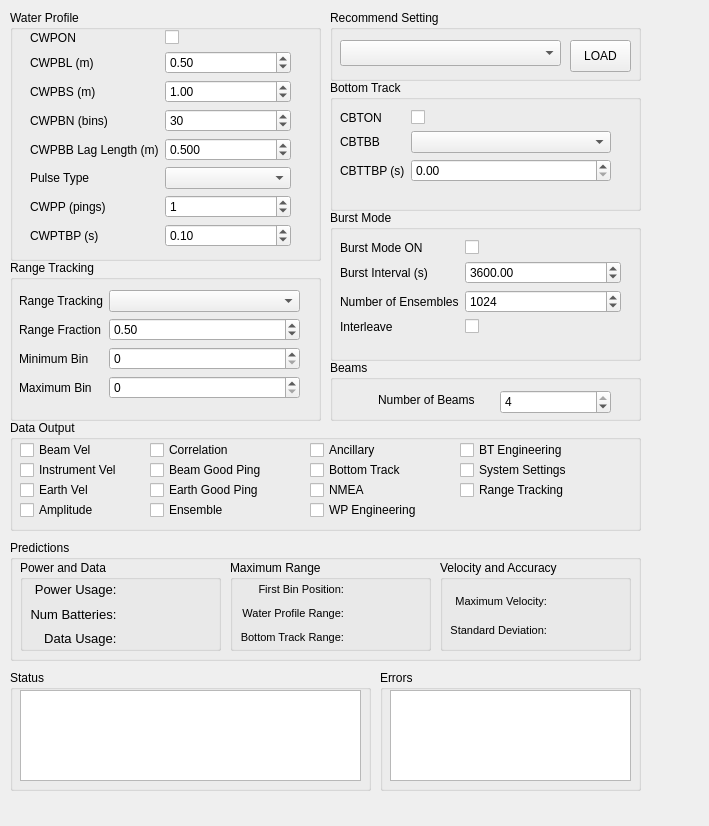
Above: PredictR_view/subsystem_view.ui from ricorx7/PredictR before the change. Below: the same form after it.
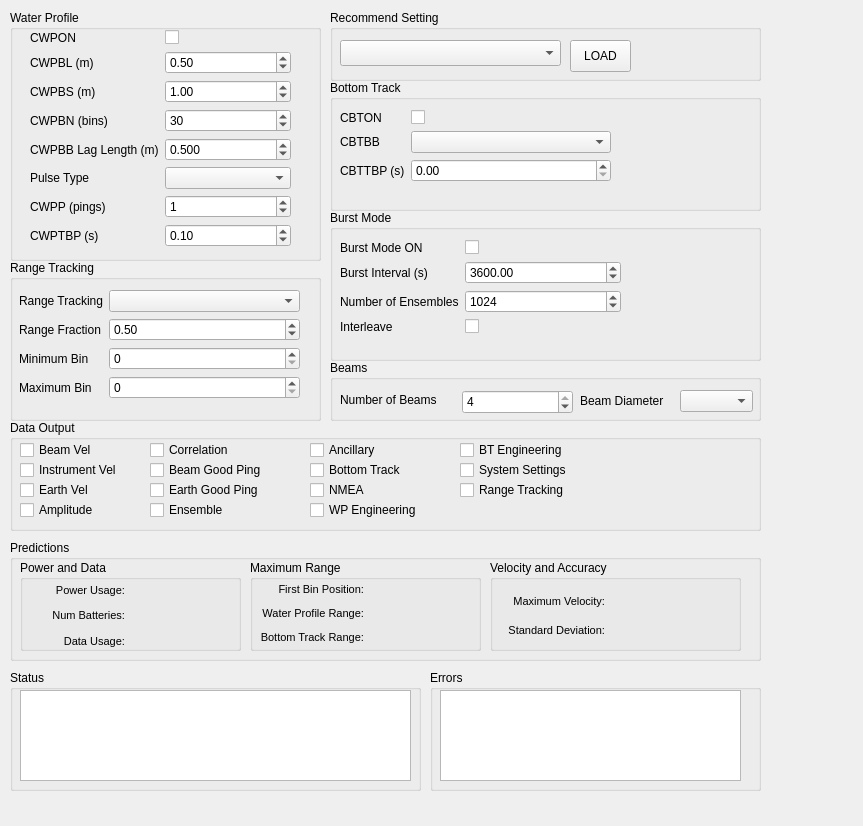
That is the form after the change.

Commit message: Added Beam Diameter Fix the size of the font

Patch:
```diff
--- a/PredictR_view/subsystem_view.ui
+++ b/PredictR_view/subsystem_view.ui
@@ -6,7 +6,7 @@
    <rect>
     <x>0</x>
     <y>0</y>
-    <width>709</width>
+    <width>863</width>
     <height>826</height>
    </rect>
   </property>
@@ -18,7 +18,7 @@
     <rect>
      <x>330</x>
      <y>80</y>
-     <width>311</width>
+     <width>431</width>
      <height>131</height>
     </rect>
    </property>
@@ -77,7 +77,7 @@
     <rect>
      <x>330</x>
      <y>210</y>
-     <width>311</width>
+     <width>431</width>
      <height>151</height>
     </rect>
    </property>
@@ -333,7 +333,7 @@
     <rect>
      <x>10</x>
      <y>420</y>
-     <width>631</width>
+     <width>751</width>
      <height>111</height>
     </rect>
    </property>
@@ -541,7 +541,7 @@
     <rect>
      <x>10</x>
      <y>540</y>
-     <width>631</width>
+     <width>751</width>
      <height>121</height>
     </rect>
    </property>
@@ -554,9 +554,9 @@
    <widget class="QGroupBox" name="rangeGroupBox">
     <property name="geometry">
      <rect>
-      <x>220</x>
+      <x>240</x>
       <y>20</y>
-      <width>201</width>
+      <width>231</width>
       <height>91</height>
      </rect>
     </property>
@@ -568,7 +568,7 @@
       <rect>
        <x>10</x>
        <y>20</y>
-       <width>181</width>
+       <width>211</width>
        <height>66</height>
       </rect>
      </property>
@@ -647,7 +647,7 @@
      <rect>
       <x>10</x>
       <y>20</y>
-      <width>201</width>
+      <width>221</width>
       <height>91</height>
      </rect>
     </property>
@@ -659,8 +659,8 @@
       <rect>
        <x>10</x>
        <y>20</y>
-       <width>181</width>
-       <height>68</height>
+       <width>201</width>
+       <height>71</height>
       </rect>
      </property>
      <layout class="QGridLayout" name="gridLayout_2">
@@ -682,7 +682,7 @@
        <widget class="QLabel" name="label_17">
         <property name="font">
          <font>
-          <pointsize>10</pointsize>
+          <pointsize>8</pointsize>
          </font>
         </property>
         <property name="text">
@@ -710,7 +710,7 @@
         </property>
         <property name="font">
          <font>
-          <pointsize>10</pointsize>
+          <pointsize>8</pointsize>
          </font>
         </property>
         <property name="text">
@@ -725,7 +725,7 @@
        <widget class="QLabel" name="label_29">
         <property name="font">
          <font>
-          <pointsize>10</pointsize>
+          <pointsize>8</pointsize>
          </font>
         </property>
         <property name="text">
@@ -745,7 +745,7 @@
     <rect>
      <x>330</x>
      <y>360</y>
-     <width>311</width>
+     <width>431</width>
      <height>61</height>
     </rect>
    </property>
@@ -755,7 +755,7 @@
    <widget class="QSpinBox" name="numBeamsSpinBox">
     <property name="geometry">
      <rect>
-      <x>170</x>
+      <x>132</x>
       <y>30</y>
       <width>111</width>
       <height>24</height>
@@ -774,7 +774,7 @@
    <widget class="QLabel" name="label_15">
     <property name="geometry">
      <rect>
-      <x>48</x>
+      <x>10</x>
       <y>30</y>
       <width>111</width>
       <height>20</height>
@@ -784,13 +784,36 @@
      <string>Number of Beams</string>
     </property>
    </widget>
+   <widget class="QLabel" name="label_28">
+    <property name="geometry">
+     <rect>
+      <x>250</x>
+      <y>30</y>
+      <width>91</width>
+      <height>21</height>
+     </rect>
+    </property>
+    <property name="text">
+     <string>Beam Diameter</string>
+    </property>
+   </widget>
+   <widget class="QComboBox" name="beamDiaComboBox">
+    <property name="geometry">
+     <rect>
+      <x>350</x>
+      <y>30</y>
+      <width>73</width>
+      <height>22</height>
+     </rect>
+    </property>
+   </widget>
   </widget>
   <widget class="QGroupBox" name="recommendSettingGroupBox">
    <property name="geometry">
     <rect>
      <x>330</x>
      <y>10</y>
-     <width>311</width>
+     <width>431</width>
      <height>71</height>
     </rect>
    </property>
@@ -893,9 +916,9 @@
   <widget class="QGroupBox" name="velAccGroupBox">
    <property name="geometry">
     <rect>
-     <x>440</x>
+     <x>490</x>
      <y>560</y>
-     <width>191</width>
+     <width>251</width>
      <height>91</height>
     </rect>
    </property>
@@ -907,7 +930,7 @@
      <rect>
       <x>10</x>
       <y>30</y>
-      <width>171</width>
+      <width>221</width>
       <height>51</height>
      </rect>
     </property>
@@ -964,7 +987,7 @@
     <rect>
      <x>10</x>
      <y>670</y>
-     <width>361</width>
+     <width>411</width>
      <height>121</height>
     </rect>
    </property>
@@ -976,7 +999,7 @@
      <rect>
       <x>10</x>
       <y>20</y>
-      <width>341</width>
+      <width>391</width>
       <height>91</height>
      </rect>
     </property>
@@ -985,9 +1008,9 @@
   <widget class="QGroupBox" name="errorGroupBox">
    <property name="geometry">
     <rect>
-     <x>380</x>
+     <x>430</x>
      <y>670</y>
-     <width>261</width>
+     <width>331</width>
      <height>121</height>
     </rect>
    </property>
@@ -999,7 +1022,7 @@
      <rect>
       <x>10</x>
       <y>20</y>
-      <width>241</width>
+      <width>301</width>
       <height>91</height>
      </rect>
     </property>
```
The commit also changes 5 other files.
